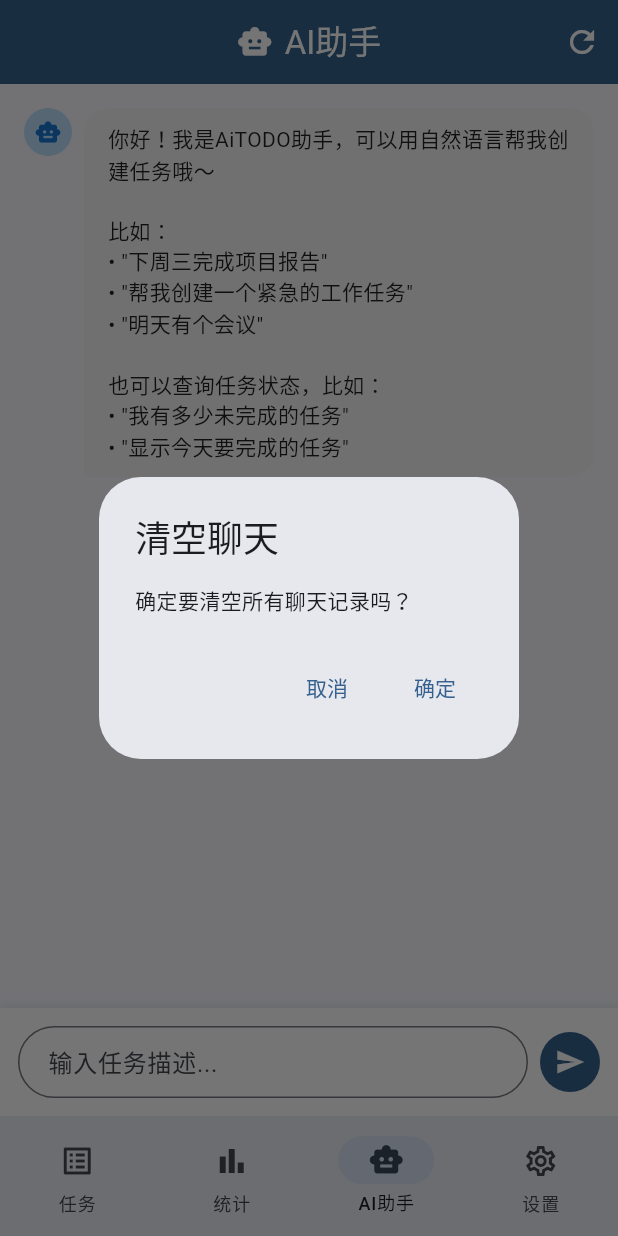
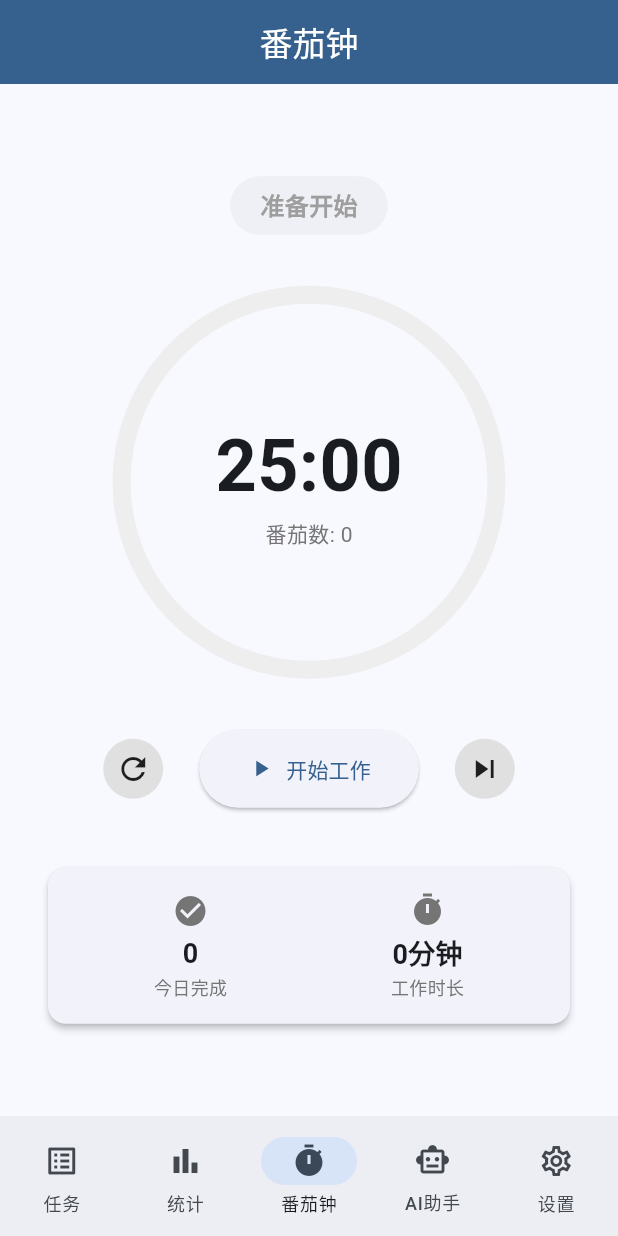
Before and after one commit to lautung/aitodo_by_flutter, a Flutter app: the screen it shows after launch, item 3 of the bottom bar chosen, after a tap on the "refresh" icon, on a phone screen of 412 x 824 dp. Run offline on Flutter 3.47's test engine with Material 3 defaults, Android fonts, the phone set to English and light mode, and no system bars; our stand-ins replace file_picker, fl_chart, flutter_local_notifications, share_plus, shared_preferences, timezone.

Commit message:
Add Pomodoro timer, task groups, and widget support
Features:
- Add PomodoroProvider with work/break timer functionality
- Add TaskGroup model and TaskGroupProvider for task organization
- Add home screen widget support for Android
- Add theme customization options

Tests:
- Add PomodoroProvider unit tests
- Add TaskGroup model tests
- Add TaskGroupProvider persistence tests

Co-Authored-By: Claude Opus 4.6 <noreply@anthropic.com>

```diff
--- a/lib/main.dart
+++ b/lib/main.dart
@@ -1,6 +1,8 @@
 import 'package:flutter/material.dart';
 import 'package:provider/provider.dart';
 import 'providers/task_provider.dart';
+import 'providers/task_group_provider.dart';
+import 'providers/pomodoro_provider.dart';
 import 'providers/theme_provider.dart';
 import 'providers/tag_provider.dart';
 import 'providers/priority_provider.dart';
@@ -23,6 +25,8 @@ class MyApp extends StatelessWidget {
       providers: [
         ChangeNotifierProvider(create: (_) => ThemeProvider()),
         ChangeNotifierProvider(create: (_) => TaskProvider()..initialize()),
+        ChangeNotifierProvider(create: (_) => TaskGroupProvider()..initialize()),
+        ChangeNotifierProvider(create: (_) => PomodoroProvider()),
         ChangeNotifierProvider(create: (_) => TagProvider()),
         ChangeNotifierProvider(create: (_) => PriorityProvider()),
         ChangeNotifierProvider(create: (_) => AiModeProvider()),
@@ -35,7 +39,7 @@ class MyApp extends StatelessWidget {
             themeMode: themeProvider.themeMode,
             theme: ThemeData(
               colorScheme: ColorScheme.fromSeed(
-                seedColor: const Color(0xFF2196F3),
+                seedColor: themeProvider.seedColor,
                 brightness: Brightness.light,
               ),
               useMaterial3: true,
@@ -61,7 +65,7 @@ class MyApp extends StatelessWidget {
             ),
             darkTheme: ThemeData(
               colorScheme: ColorScheme.fromSeed(
-                seedColor: const Color(0xFF2196F3),
+                seedColor: themeProvider.seedColor,
                 brightness: Brightness.dark,
               ),
               useMaterial3: true,
--- a/lib/models/task.dart
+++ b/lib/models/task.dart
@@ -164,6 +164,7 @@ class Task {
   final List<SubTask> subtasks;
   final DateTime? reminderTime;
   final List<String> customTagIds; // 自定义标签ID列表
+  final String? groupId; // 任务分组ID
 
   double get subtaskProgress {
     if (subtasks.isEmpty) return 0;
@@ -191,6 +192,7 @@ class Task {
     this.subtasks = const [],
     this.reminderTime,
     this.customTagIds = const [],
+    this.groupId,
   });
 
   Task copyWith({
@@ -208,6 +210,7 @@ class Task {
     List<SubTask>? subtasks,
     DateTime? reminderTime,
     List<String>? customTagIds,
+    String? groupId,
   }) {
     return Task(
       id: id ?? this.id,
@@ -224,6 +227,7 @@ class Task {
       subtasks: subtasks ?? this.subtasks,
       reminderTime: reminderTime ?? this.reminderTime,
       customTagIds: customTagIds ?? this.customTagIds,
+      groupId: groupId ?? this.groupId,
     );
   }
 
@@ -243,6 +247,7 @@ class Task {
       'subtasks': subtasks.map((s) => s.toJson()).toList(),
       'reminderTime': reminderTime?.toIso8601String(),
       'customTagIds': customTagIds,
+      'groupId': groupId,
     };
   }
 
@@ -282,6 +287,7 @@ class Task {
       reminderTime: json['reminderTime'] != null
           ? DateTime.parse(json['reminderTime'] as String)
           : null,
+      groupId: json['groupId'] as String?,
     );
   }
 }
--- /dev/null
+++ b/lib/models/task_group.dart
@@ -0,0 +1,75 @@
+import 'package:flutter/material.dart';
+import 'package:uuid/uuid.dart';
+
+/// 任务分组/清单
+class TaskGroup {
+  final String id;
+  final String name;
+  final Color color;
+  final String? iconName;
+  final DateTime createdAt;
+  final int sortOrder;
+
+  TaskGroup({
+    required this.id,
+    required this.name,
+    required this.color,
+    this.iconName,
+    required this.createdAt,
+    this.sortOrder = 0,
+  });
+
+  TaskGroup copyWith({
+    String? id,
+    String? name,
+    Color? color,
+    String? iconName,
+    DateTime? createdAt,
+    int? sortOrder,
+  }) {
+    return TaskGroup(
+      id: id ?? this.id,
+      name: name ?? this.name,
+      color: color ?? this.color,
+      iconName: iconName ?? this.iconName,
+      createdAt: createdAt ?? this.createdAt,
+      sortOrder: sortOrder ?? this.sortOrder,
+    );
+  }
+
+  Map<String, dynamic> toJson() {
+    return {
+      'id': id,
+      'name': name,
+      'color': color.toARGB32(),
+      'iconName': iconName,
+      'createdAt': createdAt.toIso8601String(),
+      'sortOrder': sortOrder,
+    };
+  }
+
+  factory TaskGroup.fromJson(Map<String, dynamic> json) {
+    return TaskGroup(
+      id: json['id'] as String,
+      name: json['name'] as String,
+      color: Color(json['color'] as int),
+      iconName: json['iconName'] as String?,
+      createdAt: DateTime.parse(json['createdAt'] as String),
+      sortOrder: json['sortOrder'] as int? ?? 0,
+    );
+  }
+
+  static TaskGroup create({
+    required String name,
+    required Color color,
+    String? iconName,
+  }) {
+    return TaskGroup(
+      id: const Uuid().v4(),
+      name: name,
+      color: color,
+      iconName: iconName,
+      createdAt: DateTime.now(),
+    );
+  }
+}
--- /dev/null
+++ b/lib/providers/pomodoro_provider.dart
@@ -0,0 +1,133 @@
+import 'dart:async';
+import 'package:flutter/foundation.dart';
+
+enum PomodoroState { idle, working, shortBreak, longBreak }
+
+class PomodoroProvider extends ChangeNotifier {
+  Timer? _timer;
+  int _remainingSeconds = 25 * 60; // 默认25分钟
+  PomodoroState _state = PomodoroState.idle;
+  int _completedPomodoros = 0;
+  String? _currentTaskId;
+
+  // 设置
+  int workDuration = 25 * 60; // 25分钟
+  int shortBreakDuration = 5 * 60; // 5分钟
+  int longBreakDuration = 15 * 60; // 15分钟
+  int pomodorosUntilLongBreak = 4;
+
+  int get remainingSeconds => _remainingSeconds;
+  set remainingSeconds(int value) => _remainingSeconds = value;
+  PomodoroState get state => _state;
+  int get completedPomodoros => _completedPomodoros;
+  String? get currentTaskId => _currentTaskId;
+
+  String get timeDisplay {
+    final minutes = _remainingSeconds ~/ 60;
+    final seconds = _remainingSeconds % 60;
+    return '${minutes.toString().padLeft(2, '0')}:${seconds.toString().padLeft(2, '0')}';
+  }
+
+  double get progress {
+    final total = _getTotalSeconds();
+    return 1 - (_remainingSeconds / total);
+  }
+
+  int _getTotalSeconds() {
+    switch (_state) {
+      case PomodoroState.working:
+        return workDuration;
+      case PomodoroState.shortBreak:
+        return shortBreakDuration;
+      case PomodoroState.longBreak:
+        return longBreakDuration;
+      case PomodoroState.idle:
+        return workDuration;
+    }
+  }
+
+  void startWork({String? taskId}) {
+    _currentTaskId = taskId;
+    _state = PomodoroState.working;
+    _remainingSeconds = workDuration;
+    _startTimer();
+    notifyListeners();
+  }
+
+  void startShortBreak() {
+    _state = PomodoroState.shortBreak;
+    _remainingSeconds = shortBreakDuration;
+    _startTimer();
+    notifyListeners();
+  }
+
+  void startLongBreak() {
+    _state = PomodoroState.longBreak;
+    _remainingSeconds = longBreakDuration;
+    _startTimer();
+    notifyListeners();
+  }
+
+  void pause() {
+    _timer?.cancel();
+    notifyListeners();
+  }
+
+  void resume() {
+    _startTimer();
+    notifyListeners();
+  }
+
+  void reset() {
+    _timer?.cancel();
+    _state = PomodoroState.idle;
+    _remainingSeconds = workDuration;
+    _currentTaskId = null;
+    notifyListeners();
+  }
+
+  void skip() {
+    _timer?.cancel();
+    _onTimerComplete();
+  }
+
+  void _startTimer() {
+    _timer?.cancel();
+    _timer = Timer.periodic(const Duration(seconds: 1), (_) {
+      if (_remainingSeconds > 0) {
+        _remainingSeconds--;
+        notifyListeners();
+      } else {
+        _timer?.cancel();
+        _onTimerComplete();
+      }
+    });
+  }
+
+  void _onTimerComplete() {
+    if (_state == PomodoroState.working) {
+      _completedPomodoros++;
+    }
+    notifyListeners();
+
+    // 自动切换状态
+    if (_state == PomodoroState.working) {
+      if (_completedPomodoros % pomodorosUntilLongBreak == 0) {
+        startLongBreak();
+      } else {
+        startShortBreak();
+      }
+    } else {
+      // 休息结束后回到空闲
+      _state = PomodoroState.idle;
+      _remainingSeconds = workDuration;
+      notifyListeners();
+    }
+  }
+
+  @override
+  void dispose() {
+    _timer?.cancel();
+    super.dispose();
+  }
+}
--- a/lib/providers/task_provider.dart
+++ b/lib/providers/task_provider.dart
@@ -27,6 +27,7 @@ class TaskProvider extends ChangeNotifier {
   List<Task> _deletedTasks = []; // 回收站
   TaskFilter _filter = TaskFilter.all;
   TaskCategory? _categoryFilter;
+  String? _groupFilter; // 分组筛选
   String _searchQuery = '';
   TaskSortType _sortType = TaskSortType.createdTime;
   bool _sortAscending = false;
@@ -38,6 +39,7 @@ class TaskProvider extends ChangeNotifier {
   List<Task> get allTasks => List.unmodifiable(_tasks);
   TaskFilter get filter => _filter;
   TaskCategory? get categoryFilter => _categoryFilter;
+  String? get groupFilter => _groupFilter;
   String get searchQuery => _searchQuery;
   TaskSortType get sortType => _sortType;
   bool get sortAscending => _sortAscending;
@@ -573,6 +575,11 @@ class TaskProvider extends ChangeNotifier {
     notifyListeners();
   }
 
+  void setGroupFilter(String? groupId) {
+    _groupFilter = groupId;
+    notifyListeners();
+  }
+
   void setSearchQuery(String query) {
     _searchQuery = query;
     notifyListeners();
@@ -606,6 +613,11 @@ class TaskProvider extends ChangeNotifier {
     // Apply category filter
     if (_categoryFilter != null) {
       result = result.where((t) => t.category == _categoryFilter).toList();
+    }
+
+    // Apply group filter
+    if (_groupFilter != null) {
+      result = result.where((t) => t.groupId == _groupFilter).toList();
     }
 
     // Apply search filter
--- a/lib/providers/theme_provider.dart
+++ b/lib/providers/theme_provider.dart
@@ -3,10 +3,24 @@ import 'package:shared_preferences/shared_preferences.dart';
 
 class ThemeProvider extends ChangeNotifier {
   static const String _themeKey = 'theme_mode';
+  static const String _colorKey = 'theme_color';
 
   ThemeMode _themeMode = ThemeMode.system;
+  Color _seedColor = const Color(0xFF2196F3);
+
+  static const List<Color> availableColors = [
+    Color(0xFF2196F3), // 蓝色
+    Color(0xFF4CAF50), // 绿色
+    Color(0xFFFF9800), // 橙色
+    Color(0xFF9C27B0), // 紫色
+    Color(0xFFE91E63), // 粉色
+    Color(0xFF00BCD4), // 青色
+    Color(0xFFFF5722), // 深橙
+    Color(0xFF607D8B), // 灰蓝
+  ];
 
   ThemeMode get themeMode => _themeMode;
+  Color get seedColor => _seedColor;
 
   ThemeProvider() {
     _loadTheme();
@@ -16,6 +30,12 @@ class ThemeProvider extends ChangeNotifier {
     final prefs = await SharedPreferences.getInstance();
     final themeIndex = prefs.getInt(_themeKey) ?? 0;
     _themeMode = ThemeMode.values[themeIndex];
+
+    final colorValue = prefs.getInt(_colorKey);
+    if (colorValue != null) {
+      _seedColor = Color(colorValue);
+    }
+
     notifyListeners();
   }
 
@@ -26,6 +46,13 @@ class ThemeProvider extends ChangeNotifier {
     await prefs.setInt(_themeKey, mode.index);
   }
 
+  Future<void> setSeedColor(Color color) async {
+    _seedColor = color;
+    notifyListeners();
+    final prefs = await SharedPreferences.getInstance();
+    await prefs.setInt(_colorKey, color.toARGB32());
+  }
+
   bool get isDarkMode {
     if (_themeMode == ThemeMode.system) {
       return WidgetsBinding.instance.platformDispatcher.platformBrightness ==
--- a/lib/screens/home_screen.dart
+++ b/lib/screens/home_screen.dart
@@ -2,6 +2,7 @@ import 'package:flutter/material.dart';
 import 'task_list_screen.dart';
 import 'statistics_screen.dart';
 import 'ai_chat_screen.dart';
+import 'pomodoro_screen.dart';
 import 'settings_screen.dart';
 
 class HomeScreen extends StatefulWidget {
@@ -17,6 +18,7 @@ class _HomeScreenState extends State<HomeScreen> {
   final List<Widget> _screens = const [
     TaskListScreen(),
     StatisticsScreen(),
+    PomodoroScreen(),
     AIChatScreen(),
     SettingsScreen(),
   ];
@@ -47,6 +49,11 @@ class _HomeScreenState extends State<HomeScreen> {
             label: '统计',
           ),
           NavigationDestination(
+            icon: Icon(Icons.timer_outlined),
+            selectedIcon: Icon(Icons.timer),
+            label: '番茄钟',
+          ),
+          NavigationDestination(
             icon: Icon(Icons.smart_toy_outlined),
             selectedIcon: Icon(Icons.smart_toy),
             label: 'AI助手',
--- /dev/null
+++ b/lib/screens/pomodoro_screen.dart
@@ -0,0 +1,248 @@
+import 'package:flutter/material.dart';
+import 'package:provider/provider.dart';
+import '../providers/pomodoro_provider.dart';
+
+class PomodoroScreen extends StatelessWidget {
+  const PomodoroScreen({super.key});
+
+  @override
+  Widget build(BuildContext context) {
+    return Scaffold(
+      appBar: AppBar(
+        title: const Text('番茄钟'),
+        centerTitle: true,
+        elevation: 0,
+        backgroundColor: Theme.of(context).colorScheme.primary,
+        foregroundColor: Colors.white,
+      ),
+      body: Consumer<PomodoroProvider>(
+        builder: (context, provider, child) {
+          return Column(
+            mainAxisAlignment: MainAxisAlignment.center,
+            children: [
+              // 状态显示
+              _buildStateIndicator(provider),
+              const SizedBox(height: 40),
+
+              // 计时器
+              _buildTimer(context, provider),
+              const SizedBox(height: 40),
+
+              // 控制按钮
+              _buildControls(context, provider),
+              const SizedBox(height: 40),
+
+              // 统计
+              _buildStats(provider),
+            ],
+          );
+        },
+      ),
+    );
+  }
+
+  Widget _buildStateIndicator(PomodoroProvider provider) {
+    String stateText;
+    Color stateColor;
+
+    switch (provider.state) {
+      case PomodoroState.idle:
+        stateText = '准备开始';
+        stateColor = Colors.grey;
+        break;
+      case PomodoroState.working:
+        stateText = '工作中';
+        stateColor = Colors.red;
+        break;
+      case PomodoroState.shortBreak:
+        stateText = '短休息';
+        stateColor = Colors.green;
+        break;
+      case PomodoroState.longBreak:
+        stateText = '长休息';
+        stateColor = Colors.blue;
+        break;
+    }
+
+    return Container(
+      padding: const EdgeInsets.symmetric(horizontal: 20, vertical: 8),
+      decoration: BoxDecoration(
+        color: stateColor.withValues(alpha: 0.1),
+        borderRadius: BorderRadius.circular(20),
+      ),
+      child: Text(
+        stateText,
+        style: TextStyle(
+          fontSize: 16,
+          fontWeight: FontWeight.bold,
+          color: stateColor,
+        ),
+      ),
+    );
+  }
+
+  Widget _buildTimer(BuildContext context, PomodoroProvider provider) {
+    return SizedBox(
+      width: 250,
+      height: 250,
+      child: Stack(
+        alignment: Alignment.center,
+        children: [
+          // 进度圆环
+          SizedBox(
+            width: 250,
+            height: 250,
+            child: CircularProgressIndicator(
+              value: provider.progress,
+              strokeWidth: 12,
+              backgroundColor: Colors.grey[200],
+              valueColor: AlwaysStoppedAnimation<Color>(
+                _getColorForState(provider.state),
+              ),
+            ),
+          ),
+          // 时间显示
+          Column(
+            mainAxisSize: MainAxisSize.min,
+            children: [
+              Text(
+                provider.timeDisplay,
+                style: const TextStyle(
+                  fontSize: 48,
+                  fontWeight: FontWeight.bold,
+                ),
+              ),
+              Text(
+                '番茄数: ${provider.completedPomodoros}',
+                style: TextStyle(
+                  fontSize: 14,
+                  color: Colors.grey[600],
+                ),
+              ),
+            ],
+          ),
+        ],
+      ),
+    );
+  }
+
+  Color _getColorForState(PomodoroState state) {
+    switch (state) {
+      case PomodoroState.idle:
+        return Colors.grey;
+      case PomodoroState.working:
+        return Colors.red;
+      case PomodoroState.shortBreak:
+        return Colors.green;
+      case PomodoroState.longBreak:
+        return Colors.blue;
+    }
+  }
+
+  Widget _buildControls(BuildContext context, PomodoroProvider provider) {
+    return Row(
+      mainAxisAlignment: MainAxisAlignment.center,
+      children: [
+        // 重置按钮
+        IconButton.filled(
+          onPressed: provider.reset,
+          icon: const Icon(Icons.refresh),
+          style: IconButton.styleFrom(
+            backgroundColor: Colors.grey[300],
+            foregroundColor: Colors.black87,
+          ),
+        ),
+        const SizedBox(width: 20),
+
+        // 主按钮
+        if (provider.state == PomodoroState.idle)
+          ElevatedButton.icon(
+            onPressed: provider.startWork,
+            icon: const Icon(Icons.play_arrow),
+            label: const Text('开始工作'),
+            style: ElevatedButton.styleFrom(
+              padding: const EdgeInsets.symmetric(horizontal: 32, vertical: 16),
+            ),
+          )
+        else if (provider.state == PomodoroState.working)
+          ElevatedButton.icon(
+            onPressed: provider.pause,
+            icon: const Icon(Icons.pause),
+            label: const Text('暂停'),
+            style: ElevatedButton.styleFrom(
+              backgroundColor: Colors.orange,
+              padding: const EdgeInsets.symmetric(horizontal: 32, vertical: 16),
+            ),
+          )
+        else
+          ElevatedButton.icon(
+            onPressed: provider.resume,
+            icon: const Icon(Icons.play_arrow),
+            label: const Text('继续'),
+            style: ElevatedButton.styleFrom(
+              padding: const EdgeInsets.symmetric(horizontal: 32, vertical: 16),
+            ),
+          ),
+
+        const SizedBox(width: 20),
+
+        // 跳过按钮
+        IconButton.filled(
+          onPressed: provider.skip,
+          icon: const Icon(Icons.skip_next),
+          style: IconButton.styleFrom(
+            backgroundColor: Colors.grey[300],
+            foregroundColor: Colors.black87,
+          ),
+        ),
+      ],
+    );
+  }
+
+  Widget _buildStats(PomodoroProvider provider) {
+    return Card(
+      margin: const EdgeInsets.symmetric(horizontal: 32),
+      child: Padding(
+        padding: const EdgeInsets.all(16),
+        child: Row(
+          mainAxisAlignment: MainAxisAlignment.spaceAround,
+          children: [
+            _buildStatItem(
+              '今日完成',
+              '${provider.completedPomodoros}',
+              Icons.check_circle,
+            ),
+            _buildStatItem(
+              '工作时长',
+              '${provider.completedPomodoros * 25}分钟',
+              Icons.timer,
+            ),
+          ],
+        ),
+      ),
+    );
+  }
+
+  Widget _buildStatItem(String label, String value, IconData icon) {
+    return Column(
+      children: [
+        Icon(icon, color: Colors.grey[600]),
+        const SizedBox(height: 4),
+        Text(
+          value,
+          style: const TextStyle(
+            fontSize: 18,
+            fontWeight: FontWeight.bold,
+          ),
+        ),
+        Text(
+          label,
+          style: TextStyle(
+            fontSize: 12,
+            color: Colors.grey[600],
+          ),
+        ),
+      ],
+    );
+  }
+}
--- a/lib/screens/settings_screen.dart
+++ b/lib/screens/settings_screen.dart
@@ -62,6 +62,33 @@ class SettingsScreen extends StatelessWidget {
                         onSelectionChanged: (selected) {
                           themeProvider.setThemeMode(selected.first);
                         },
+                      ),
+                      const SizedBox(height: 16),
+                      const Text('主题色'),
+                      const SizedBox(height: 8),
+                      Wrap(
+                        spacing: 12,
+                        runSpacing: 8,
+                        children: ThemeProvider.availableColors.map((color) {
+                          final isSelected = themeProvider.seedColor == color;
+                          return GestureDetector(
+                            onTap: () => themeProvider.setSeedColor(color),
+                            child: Container(
+                              width: 40,
+                              height: 40,
+                              decoration: BoxDecoration(
+                                color: color,
+                                shape: BoxShape.circle,
+                                border: isSelected
+                                    ? Border.all(color: Colors.black, width: 3)
+                                    : null,
+                              ),
+                              child: isSelected
+                                  ? const Icon(Icons.check, color: Colors.white, size: 20)
+                                  : null,
+                            ),
+                          );
+                        }).toList(),
                       ),
                     ],
                   ),
```
Also changed, not shown: lib/providers/task_group_provider.dart (added, +84 -0 lines), lib/screens/task_detail_screen.dart (+34 -0 lines), lib/widgets/task_card.dart (+44 -0 lines), 5 other files.
